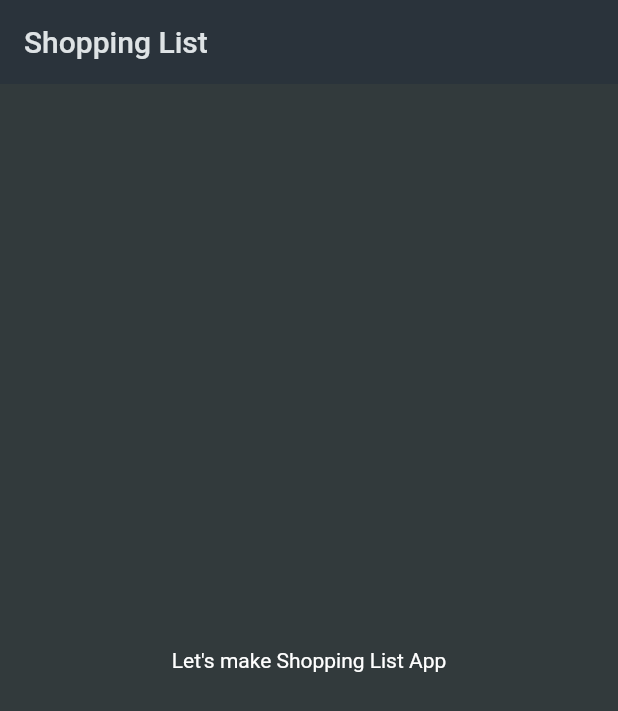
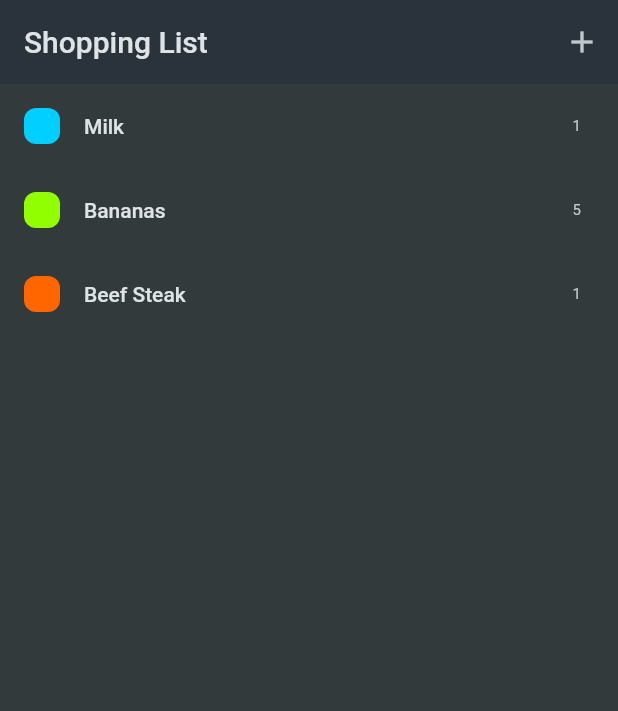
Before and after one commit to jsare/shoppingListApp, a Flutter app: the screen it shows after launch, on a phone screen of 412 x 824 dp. Shown: the top 711 px of the screen. Run offline on Flutter 3.47's test engine with Material 2 defaults, Android fonts, the phone set to English and light mode, and no system bars.

Commit message:
Added Grocery List & New Item screen

```diff
--- a/lib/screens/home_screen.dart
+++ b/lib/screens/home_screen.dart
@@ -1,17 +1,34 @@
 import 'package:flutter/material.dart';
 
-class HomeScreen extends StatelessWidget {
+import '../widgets/grocery_list.dart';
+import '../widgets/new_item.dart';
+
+class HomeScreen extends StatefulWidget {
   const HomeScreen({super.key});
+
+  @override
+  State<HomeScreen> createState() => _HomeScreenState();
+}
+
+class _HomeScreenState extends State<HomeScreen> {
+  void _addItem() {
+    Navigator.of(context)
+        .push(MaterialPageRoute(builder: (context) => const NewItem()));
+  }
 
   @override
   Widget build(BuildContext context) {
     return Scaffold(
       appBar: AppBar(
         title: const Text('Shopping List'),
+        actions: [
+          IconButton(
+            onPressed: _addItem,
+            icon: const Icon(Icons.add_outlined),
+          ),
+        ],
       ),
-      body: const Center(
-        child: Text('Let\'s make Shopping List App'),
-      ),
+      body: const GroceryList(),
     );
   }
 }
--- /dev/null
+++ b/lib/widgets/grocery_list.dart
@@ -0,0 +1,27 @@
+import 'package:flutter/material.dart';
+import '../data/dummy_items.dart';
+
+class GroceryList extends StatelessWidget {
+  const GroceryList({super.key});
+
+  @override
+  Widget build(BuildContext context) {
+    return ListView.builder(
+      itemCount: groceryItems.length,
+      itemBuilder: (context, index) => ListTile(
+        title: Text(groceryItems[index].name),
+        leading: ClipRRect(
+          borderRadius: BorderRadius.circular(8.0),
+          child: Container(
+            width: 24,
+            height: 24,
+            color: groceryItems[index].category.color,
+          ),
+        ),
+        trailing: Text(
+          groceryItems[index].quantity.toString(),
+        ),
+      ),
+    );
+  }
+}
```
Also changed, not shown: lib/widgets/new_item.dart (added, +29 -0 lines).
